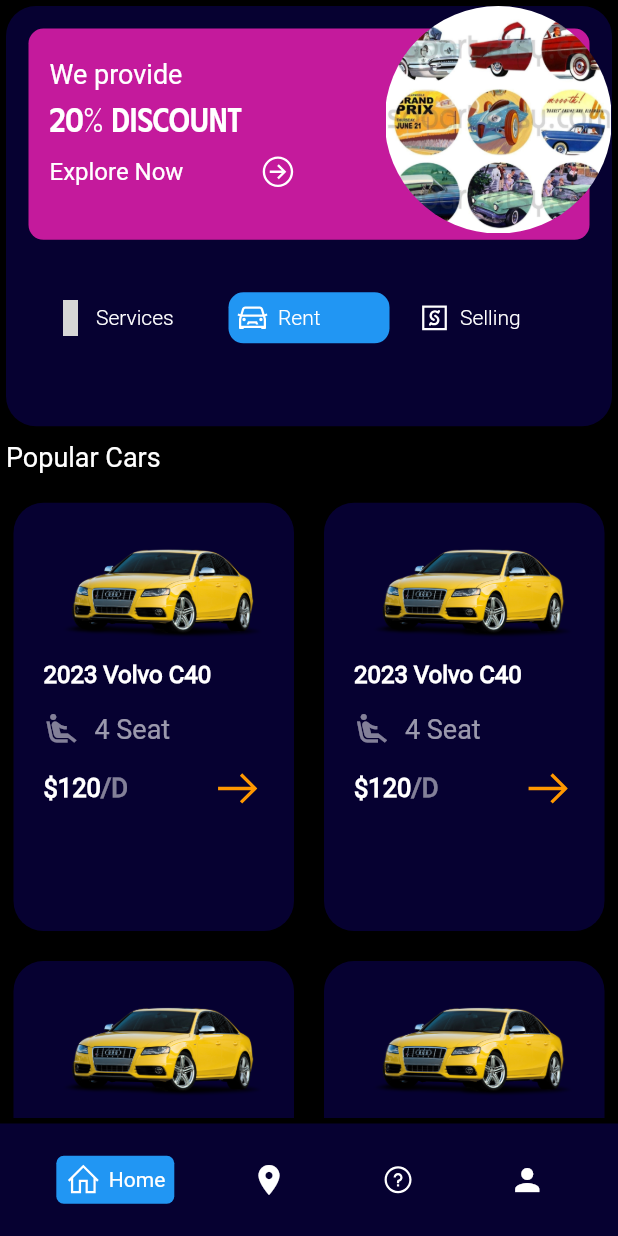
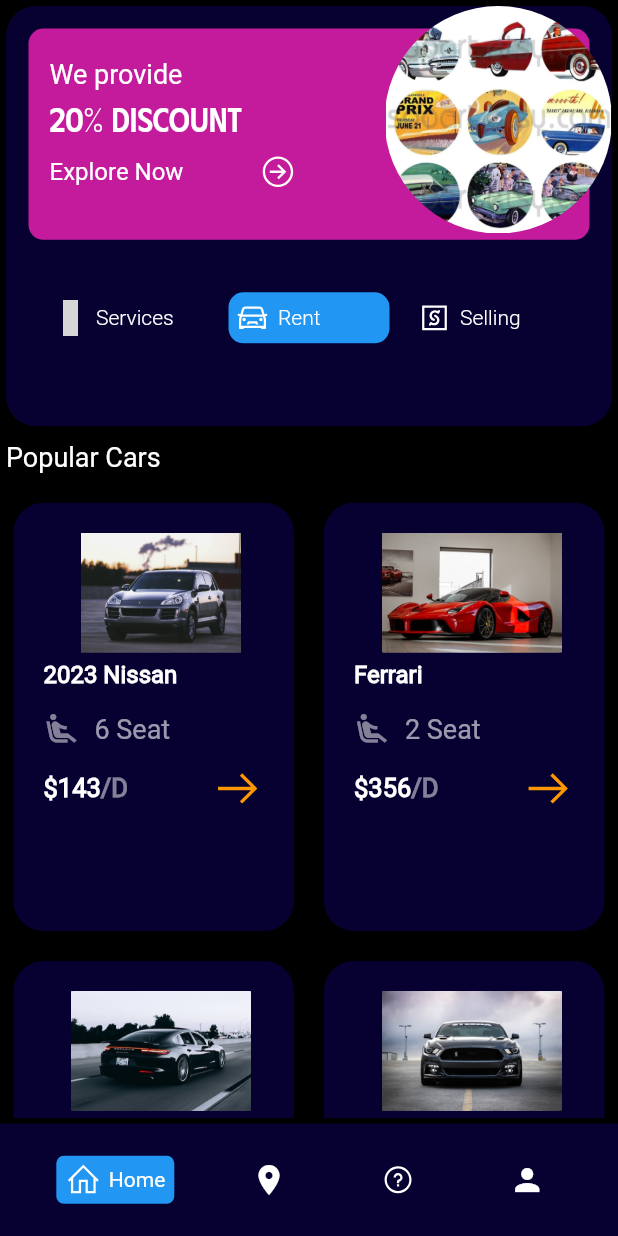
Before and after one commit to KerryMwai/automotiveapp, a Flutter app: the HomePage screen opened directly, after a tap on "Rent", on a phone screen of 412 x 824 dp. Run offline on Flutter 3.47's test engine with Material 2 defaults, Android fonts, the light colour scheme and no system bars; our stand-ins replace line_icons; Roboto replaces fonts that are missing (Phudu); grey boxes are pictures that could not be loaded.

Commit message:
added data to simulate interaction with dp

```diff
--- a/lib/models/app_infor.dart
+++ b/lib/models/app_infor.dart
@@ -17,7 +17,6 @@
 ];
 
 List bottomNavInformation = [
-
   {
     "title": "Home",
     "icon": LineIcons.home,
@@ -31,13 +30,108 @@
     "icon": LineIcons.questionCircle,
   },
   {
-    "title":"Profile",
-    "icon":Icons.person,
+    "title": "Profile",
+    "icon": Icons.person,
   },
-
 ];
-  List<String> pageTitles=[
+List<String> pageTitles = [
   "Vehicle Services",
   "Popular Cars",
   "Parts for Sale"
 ];
+
+List sellingItems = [
+  {
+    "image": "assets/images/pistonring.jpg",
+    "name": "Piston ring",
+    "rating": 4.9,
+    "price": 120,
+  },
+  {
+    "image": "assets/images/brake1.jpg",
+    "name": "Brake pad",
+    "rating": 4.7,
+    "price": 140,
+  },
+  {
+    "image": "assets/images/brake2.jpg",
+    "name": "Brake pad",
+    "rating": 4.6,
+    "price": 140,
+  },
+  {
+    "image": "assets/images/motor.jpg",
+    "name": "Car Kia Morto",
+    "rating": 4.3,
+    "price": 175,
+  },
+  {
+    "image": "assets/images/oilfilter.jpg",
+    "name": "Oil filter",
+    "rating": 4.8,
+    "price": 70,
+  }
+];
+
+List rentCars = [
+  {
+    "image": "assets/images/car 8.jpg",
+    "name": "2023 Nissan",
+    "seats": 6,
+    "price": 143
+  },
+  {
+    "image": "assets/images/car1.jpg",
+    "name": "Ferrari",
+    "seats": 2,
+    "price": 356
+  },
+  {
+    "image": "assets/images/car2.jpg",
+    "name": "Benze",
+    "seats": 4,
+    "price": 220
+  },
+  {
+    "image": "assets/images/car3.jpg",
+    "name": "Benze",
+    "seats": 4,
+    "price": 180
+  },
+  {
+    "image": "assets/images/car7.jpg",
+    "name": "Limousine",
+    "seats": 6,
+    "price": 540
+  },
+  {
+    "image": "assets/images/car20.png",
+    "name": "Benze",
+    "seats": 4,
+    "price": 125
+  },
+  {
+    "image": "assets/images/car21.png",
+    "name": "2023 Audi A8",
+    "seats": 2,
+    "price": 233
+  },
+  {
+    "image": "assets/images/car22.png",
+    "name": "Toyota",
+    "seats": 6,
+    "price": 89
+  },
+  {
+    "image": "assets/images/car40.png",
+    "name": "Buggati",
+    "seats": 2,
+    "price": 870
+  },
+];
+
+List services = [
+  {"image": "assets/images/reapair10.jpg", "name": "Repair  Diagnosis"},
+  {"image": "assets/images/reapir.jpg", "name": "Engine repair"},
+  {"image": "assets/images/repair2.jpg", "name": "Maintenance"},
+];
--- a/lib/pages/tabs/rent.dart
+++ b/lib/pages/tabs/rent.dart
@@ -1,4 +1,5 @@
 import 'package:automotiveapp/constants/colors.dart';
+import 'package:automotiveapp/models/app_infor.dart';
 import 'package:automotiveapp/pages/rent_detail_page.dart';
 import 'package:flutter/material.dart';
 import 'package:line_icons/line_icons.dart';
@@ -18,7 +19,7 @@
         childAspectRatio: 2 / 3,
         mainAxisSpacing: 10,
         crossAxisSpacing: 10,
-        children: List.generate(10, (index) {
+        children: List.generate(rentCars.length, (index) {
           return Container(
             margin: const EdgeInsets.only(left: 5, top: 10, right: 5),
             padding: const EdgeInsets.all(20),
@@ -32,17 +33,17 @@
                   height: 80,
                   decoration: BoxDecoration(
                       borderRadius: BorderRadius.circular(10),
-                      image: const DecorationImage(
-                        image: AssetImage("assets/images/car22.png"),
+                      image:  DecorationImage(
+                        image: AssetImage(rentCars[index]['image']),
                         fit: BoxFit.contain,
                       )),
                 ),
                 const SizedBox(
                   height: 5,
                 ),
-                const Text(
-                  "2023 Volvo C40",
-                  style: TextStyle(
+                 Text(
+                  rentCars[index]['name'],
+                  style:const TextStyle(
                       color: white,
                       fontFamily: "Roboto",
                       fontSize: 16,
@@ -61,7 +62,7 @@
                       width: 10,
                     ),
                     Text(
-                      "4 Seat",
+                      "${rentCars[index]['seats']} Seat",
                       style: TextStyle(
                           color: white.withOpacity(0.6), fontSize: 18),
                     )
@@ -75,9 +76,9 @@
                   children: [
                     Row(
                       children: [
-                        const Text(
-                          "\$120",
-                          style: TextStyle(
+                         Text(
+                          "\$${rentCars[index]['price']}",
+                          style: const TextStyle(
                               color: white,
                               fontFamily: "Roboto",
                               fontSize: 17,
--- a/lib/pages/tabs/selling.dart
+++ b/lib/pages/tabs/selling.dart
@@ -1,4 +1,5 @@
 import 'package:automotiveapp/constants/colors.dart';
+import 'package:automotiveapp/models/app_infor.dart';
 import 'package:automotiveapp/pages/cart.dart';
 import 'package:flutter/material.dart';
 import 'package:line_icons/line_icons.dart';
@@ -18,7 +19,7 @@
         childAspectRatio: 2 / 3,
         mainAxisSpacing: 10,
         crossAxisSpacing: 10,
-        children: List.generate(10, (index) {
+        children: List.generate(sellingItems.length, (index) {
           return Container(
             margin: const EdgeInsets.only(left: 5, top: 10, right: 5),
             padding: const EdgeInsets.all(20),
@@ -33,8 +34,8 @@
                   height: 80,
                   decoration: BoxDecoration(
                       borderRadius: BorderRadius.circular(10),
-                      image: const DecorationImage(
-                        image: AssetImage("assets/images/brake2.jpg"),
+                      image:  DecorationImage(
+                        image: AssetImage(sellingItems[index]['image']),
                         fit: BoxFit.cover,
                       )),
                 ),
@@ -51,7 +52,7 @@
                       width: 4,
                     ),
                     Text(
-                      "4.9",
+                      sellingItems[index]['rating'].toString(),
                       style: TextStyle(
                           color: white.withOpacity(0.6), fontSize: 18),
                     )
@@ -60,9 +61,9 @@
                 const SizedBox(
                   height: 5,
                 ),
-                const Text(
-                  "Brake pad",
-                  style: TextStyle(
+                 Text(
+                  sellingItems[index]['name'],
+                  style:const TextStyle(
                       color: white, fontFamily: "Roboto", fontSize: 19),
                 ),
                 const SizedBox(
@@ -71,9 +72,9 @@
                 Row(
                   mainAxisAlignment: MainAxisAlignment.spaceBetween,
                   children: [
-                    const Text(
-                      "\$120",
-                      style: TextStyle(
+                     Text(
+                      "\$${sellingItems[index]['price']}",
+                      style:const TextStyle(
                           color: white, fontFamily: "Roboto", fontSize: 19),
                     ),
                     GestureDetector(
--- a/lib/pages/tabs/service.dart
+++ b/lib/pages/tabs/service.dart
@@ -1,4 +1,5 @@
 import 'package:automotiveapp/constants/colors.dart';
+import 'package:automotiveapp/models/app_infor.dart';
 import 'package:automotiveapp/pages/part_detail_page.dart';
 import 'package:flutter/material.dart';
 import 'package:line_icons/line_icons.dart';
@@ -18,7 +19,7 @@
         childAspectRatio: 2 / 3,
         mainAxisSpacing: 10,
         crossAxisSpacing: 10,
-        children: List.generate(10, (index) {
+        children: List.generate(services.length, (index) {
           return Stack(children: [
             Container(
               margin: const EdgeInsets.only(left: 5, top: 10, right: 5),
@@ -30,10 +31,10 @@
                   Container(
                     width: MediaQuery.of(context).size.width,
                     height: 110,
-                    decoration: const BoxDecoration(
-                        borderRadius: BorderRadius.only(topLeft: Radius.circular(10),topRight: Radius.circular(10)),
+                    decoration:  BoxDecoration(
+                        borderRadius: const BorderRadius.only(topLeft: Radius.circular(10),topRight: Radius.circular(10)),
                         image: DecorationImage(
-                            image: AssetImage("assets/images/reapir.jpg"),
+                            image: AssetImage(services[index]['image']),
                             fit: BoxFit.fill)),
                   ),
                   const SizedBox(
@@ -76,9 +77,9 @@
                   const SizedBox(
                     height: 5,
                   ),
-                  const Text(
-                    "Repair Service",
-                    style: TextStyle(
+                   Text(
+                    services[index]['name'],
+                    style:const TextStyle(
                         color: white, fontFamily: "Roboto", fontSize: 19),
                   ),
                   const SizedBox(
```
Lines whose indentation alone changed are shown as unchanged.
